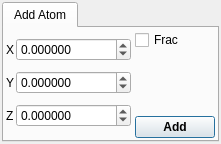
Before: the Qt Designer form src/gui/build.ui in trisyoungs/aten, drawn with Qt 5.
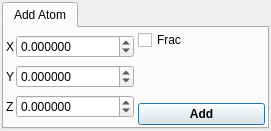
After: the same form once the commit is applied. Icons and pictures are not drawn.

Diff of the .ui file:
```diff
--- a/src/gui/build.ui
+++ b/src/gui/build.ui
@@ -5,8 +5,8 @@
    <rect>
     <x>0</x>
     <y>0</y>
-    <width>211</width>
-    <height>144</height>
+    <width>271</width>
+    <height>131</height>
    </rect>
   </property>
   <property name="windowTitle" >
@@ -28,6 +28,14 @@
       <number>0</number>
      </property>
      <widget class="QWidget" name="AddAtomTab" >
+      <property name="geometry" >
+       <rect>
+        <x>0</x>
+        <y>0</y>
+        <width>255</width>
+        <height>90</height>
+       </rect>
+      </property>
       <attribute name="title" >
        <string>Add Atom</string>
       </attribute>
@@ -49,9 +57,7 @@
          <item row="0" column="1" >
           <widget class="QDoubleSpinBox" name="AtomXCoordSpin" >
            <property name="sizePolicy" >
-            <sizepolicy>
-             <hsizetype>7</hsizetype>
-             <vsizetype>0</vsizetype>
+            <sizepolicy vsizetype="Fixed" hsizetype="Expanding" >
              <horstretch>0</horstretch>
              <verstretch>0</verstretch>
             </sizepolicy>
@@ -70,9 +76,7 @@
          <item row="1" column="1" >
           <widget class="QDoubleSpinBox" name="AtomYCoordSpin" >
            <property name="sizePolicy" >
-            <sizepolicy>
-             <hsizetype>7</hsizetype>
-             <vsizetype>0</vsizetype>
+            <sizepolicy vsizetype="Fixed" hsizetype="Expanding" >
              <horstretch>0</horstretch>
              <verstretch>0</verstretch>
             </sizepolicy>
@@ -91,9 +95,7 @@
          <item row="1" column="0" >
           <widget class="QLabel" name="label_50" >
            <property name="sizePolicy" >
-            <sizepolicy>
-             <hsizetype>1</hsizetype>
-             <vsizetype>5</vsizetype>
+            <sizepolicy vsizetype="Preferred" hsizetype="Minimum" >
              <horstretch>0</horstretch>
              <verstretch>0</verstretch>
             </sizepolicy>
@@ -106,9 +108,7 @@
          <item row="2" column="1" >
           <widget class="QDoubleSpinBox" name="AtomZCoordSpin" >
            <property name="sizePolicy" >
-            <sizepolicy>
-             <hsizetype>7</hsizetype>
-             <vsizetype>0</vsizetype>
+            <sizepolicy vsizetype="Fixed" hsizetype="Expanding" >
              <horstretch>0</horstretch>
              <verstretch>0</verstretch>
             </sizepolicy>
@@ -127,9 +127,7 @@
          <item row="0" column="0" >
           <widget class="QLabel" name="label_22" >
            <property name="sizePolicy" >
-            <sizepolicy>
-             <hsizetype>1</hsizetype>
-             <vsizetype>5</vsizetype>
+            <sizepolicy vsizetype="Preferred" hsizetype="Minimum" >
              <horstretch>0</horstretch>
              <verstretch>0</verstretch>
             </sizepolicy>
@@ -142,9 +140,7 @@
          <item row="2" column="0" >
           <widget class="QLabel" name="label_51" >
            <property name="sizePolicy" >
-            <sizepolicy>
-             <hsizetype>1</hsizetype>
-             <vsizetype>5</vsizetype>
+            <sizepolicy vsizetype="Preferred" hsizetype="Minimum" >
              <horstretch>0</horstretch>
              <verstretch>0</verstretch>
             </sizepolicy>
@@ -167,9 +163,7 @@
          <item>
           <widget class="QCheckBox" name="AddAtomFractionalCheck" >
            <property name="sizePolicy" >
-            <sizepolicy>
-             <hsizetype>7</hsizetype>
-             <vsizetype>0</vsizetype>
+            <sizepolicy vsizetype="Fixed" hsizetype="Expanding" >
              <horstretch>0</horstretch>
              <verstretch>0</verstretch>
             </sizepolicy>
@@ -198,9 +192,7 @@
          <item>
           <widget class="QPushButton" name="AddAtomButton" >
            <property name="sizePolicy" >
-            <sizepolicy>
-             <hsizetype>7</hsizetype>
-             <vsizetype>0</vsizetype>
+            <sizepolicy vsizetype="Fixed" hsizetype="Expanding" >
              <horstretch>0</horstretch>
              <verstretch>0</verstretch>
             </sizepolicy>
```
Left out of the diff: 41 changed lines with no effect on the pictures.
